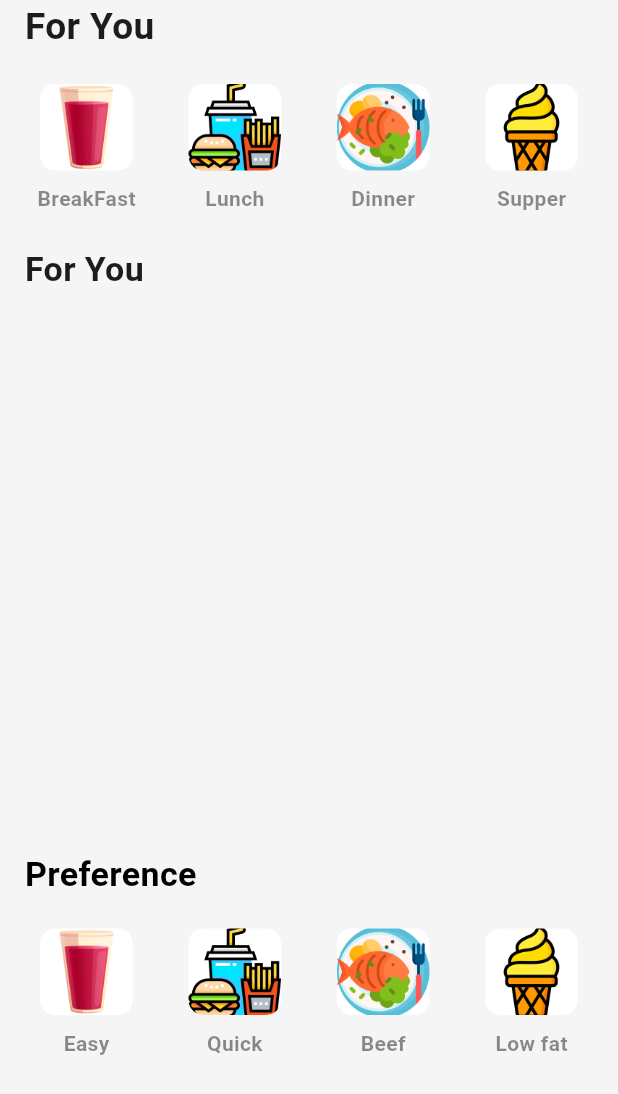
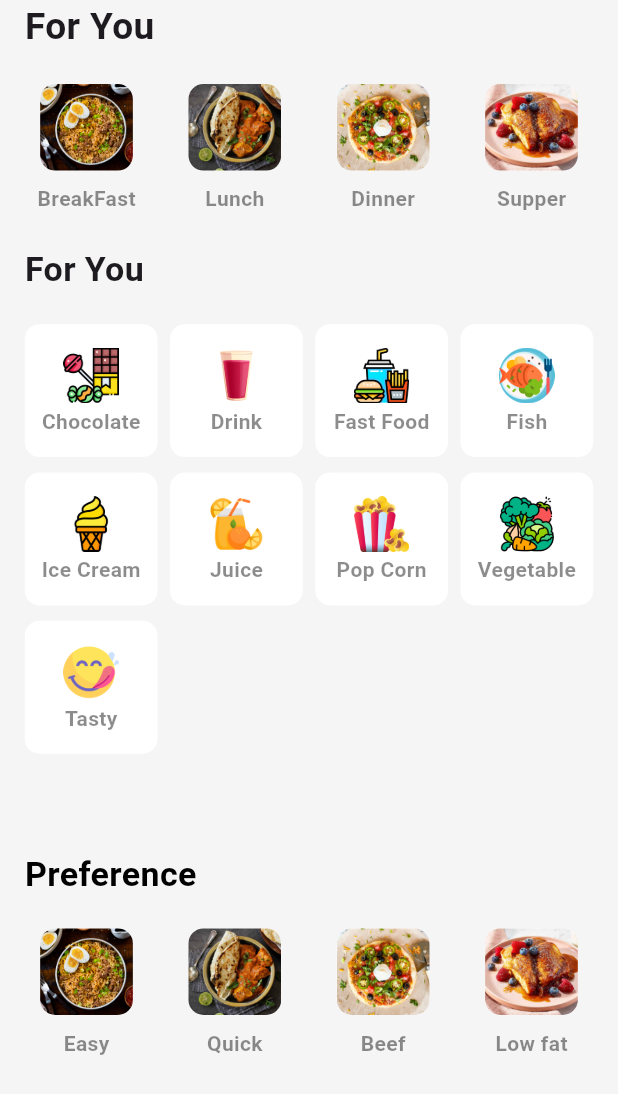
Before and after one commit to Shahin4292/Recipe, a Flutter app: the RecipeCategory screen opened directly, on a phone screen of 412 x 824 dp. Shown: the top 1094 px of the screen. Run offline on Flutter 3.47's test engine with Material 3 defaults, Android fonts, the light colour scheme and no system bars; our stand-ins replace fluttertoast, get, google_nav_bar; network calls fail; statements that could not run were skipped.

Commit message:
all done

```diff
--- a/lib/res/components/category_list.dart
+++ b/lib/res/components/category_list.dart
@@ -1,20 +1,34 @@
 import 'package:recipe/res/assets/image_path.dart';
 
-List<String> name = [
-  "BreakFast",
-  "Lunch",
-  "Dinner",
-  "Supper"
+List<String> name = ["BreakFast", "Lunch", "Dinner", "Supper"];
+
+List<String> image = [
+  ImagePath.breakFast,
+  ImagePath.lunch,
+  ImagePath.dinner,
+  ImagePath.supper,
 ];
 
-List<String> image = [
+List<String> categories = [
+  "Chocolate",
+  "Drink",
+  "Fast Food",
+  "Fish",
+  "Ice Cream",
+  "Juice",
+  "Pop Corn",
+  "Vegetable",
+  "Tasty",
+];
+
+List<String> categoryImage = [
+  ImagePath.sweets,
   ImagePath.drink,
   ImagePath.fastFood,
   ImagePath.fishAndChips,
   ImagePath.iceCream,
   ImagePath.orangeJuice,
   ImagePath.popcorn,
-  ImagePath.sweets,
   ImagePath.vegetable,
   ImagePath.tasty,
 ];
```
